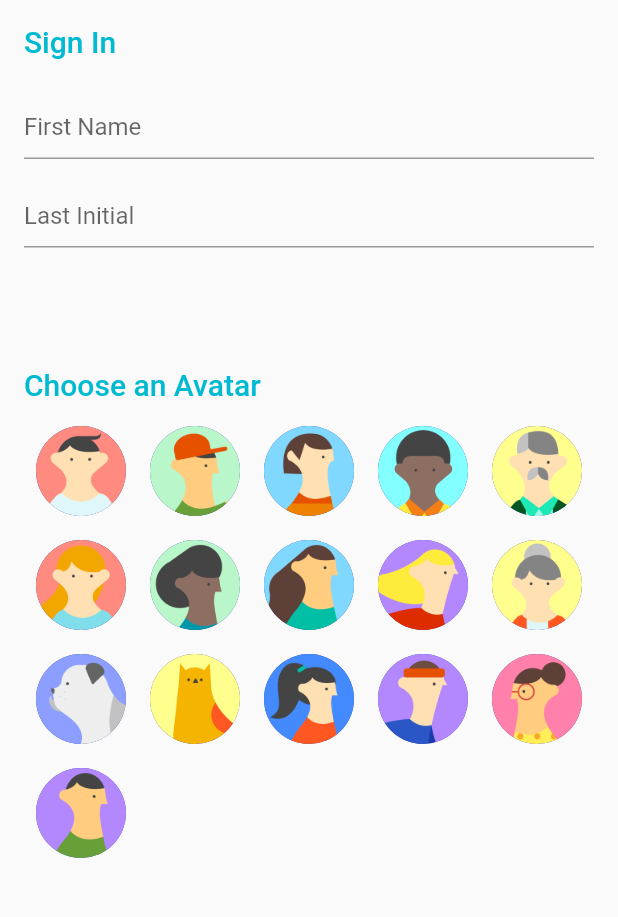
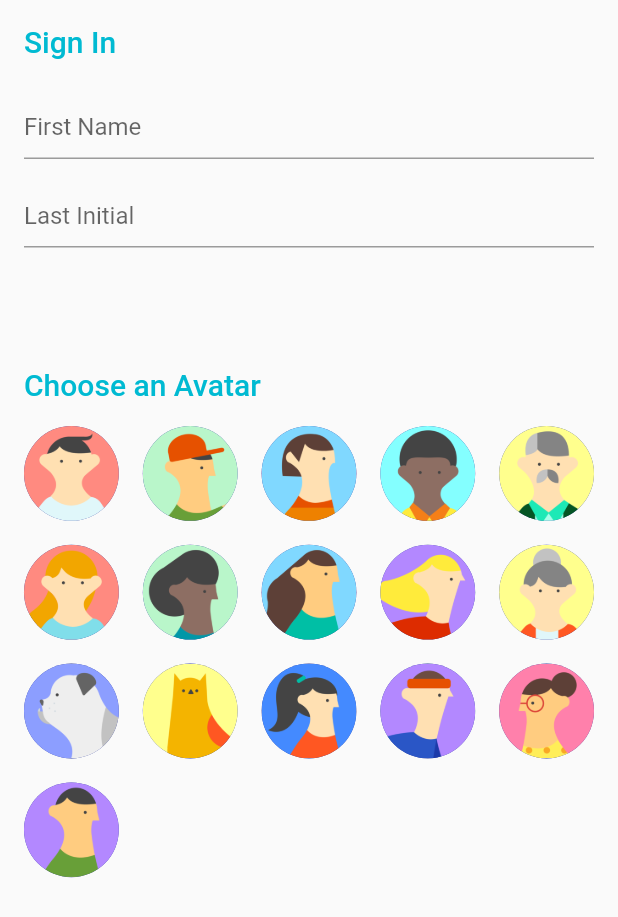
Before and after one commit to javoeria/topeka-flutter, a Flutter app: the screen it shows after launch, on a phone screen of 412 x 824 dp. Shown: the top 917 px of the screen. Run offline on Flutter 3.47's test engine with Material 2 defaults, Android fonts, the phone set to English and light mode, and no system bars; our stand-ins replace shared_preferences.

Commit message:
Fix gridview sizes

```diff
--- a/lib/main.dart
+++ b/lib/main.dart
@@ -82,16 +82,16 @@ class _SignScreenState extends State<SignScreen> {
               'Choose an Avatar',
               style: Theme.of(context).textTheme.headline6.copyWith(color: kBasePrimaryColor),
             ),
-            SizedBox(height: 8.0),
-            GridView.count(
-              crossAxisCount: 5,
+            SizedBox(height: 16.0),
+            GridView.extent(
+              maxCrossAxisExtent: 64.0,
+              mainAxisSpacing: 16.0,
+              crossAxisSpacing: 16.0,
               shrinkWrap: true,
               physics: NeverScrollableScrollPhysics(),
               children: List.generate(16, (index) {
                 int i = index + 1;
-                return Padding(
-                  padding: const EdgeInsets.all(8.0),
-                  child: GestureDetector(
+                return GestureDetector(
                   key: Key('avatar_$i'),
                   child: Material(
                     shape: avatar == i
@@ -104,7 +104,6 @@ class _SignScreenState extends State<SignScreen> {
                   onTap: () {
                     setState(() => avatar = i);
                   },
-                  ),
                 );
               }),
             ),
@@ -125,7 +124,6 @@ class _SignScreenState extends State<SignScreen> {
                     builder: (context) => HomeScreen(
                       name: name + ' ' + initial,
                       avatar: avatar,
-                      points: 0,
                     ),
                     settings: RouteSettings(name: 'HomeScreen'),
                   ),
```
Also changed, not shown: lib/screens/home_screen.dart (+7 -8 lines). Lines whose indentation alone changed are shown as unchanged.
